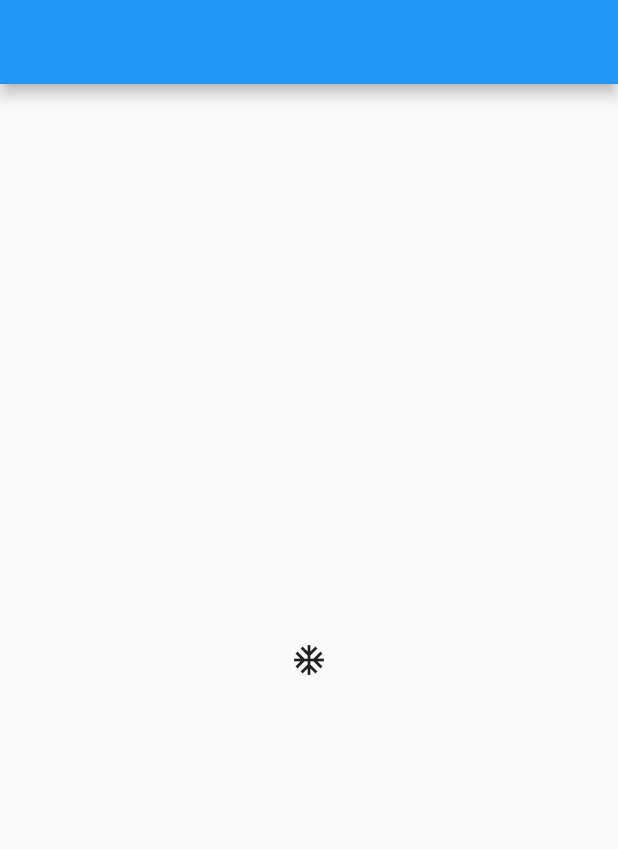
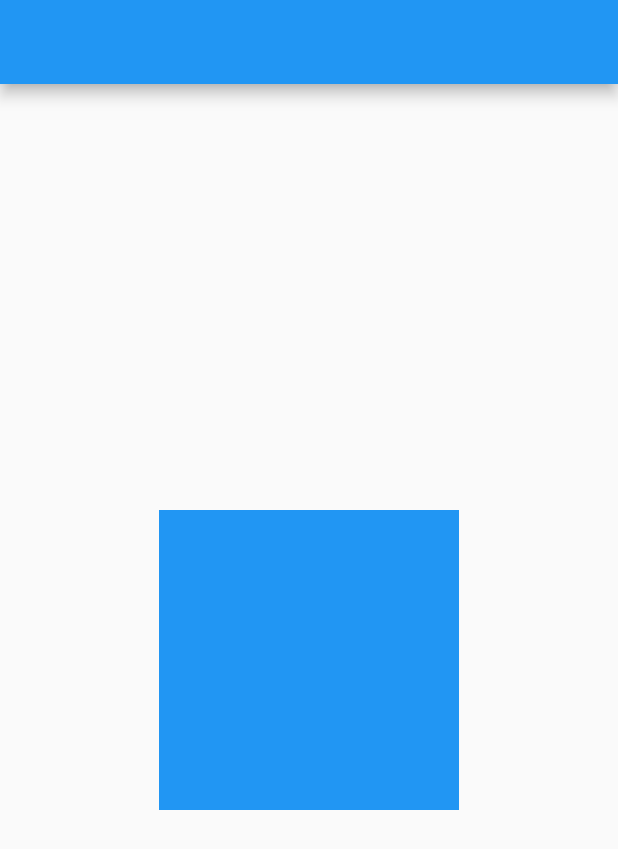
Before and after one commit to z2wenfa/FlutterPractises, a Flutter app: the screen it shows after launch, on a phone screen of 412 x 824 dp. Shown: the top 849 px of the screen. Run offline on Flutter 3.47's test engine with Material 2 defaults, Android fonts, the phone set to English and light mode, and no system bars.

Commit message:
Container待完成

```diff
--- a/lib/layout/CenterDemo.dart
+++ b/lib/layout/CenterDemo.dart
@@ -1,9 +1,7 @@
 import 'package:flutter/material.dart';
 
-/**
- *  显示一个控件,并使其居中显示,是Align组件的一种精简模式
- *  【child】:孩子控件 【Widegt】
- */
+//  显示一个控件,并使其居中显示,是Align组件的一种精简模式
+//  【child】:孩子控件 【Widegt】
 class CenterDemo extends StatelessWidget {
   @override
   Widget build(BuildContext context) {
--- /dev/null
+++ b/lib/layout/ContainerDemo.dart
@@ -0,0 +1,16 @@
+import 'package:flutter/material.dart';
+
+//用于容纳单个子组件的容器组件,集成若干个单组件的功能,如内外边距、形变、装饰、约束等...
+//
+class ContainerDemo extends StatelessWidget {
+  @override
+  Widget build(BuildContext context) {
+    return Center(
+      child: Container(
+        width: 200,
+        height: 200,
+        color: Colors.blue,
+      ),
+    );
+  }
+}
--- a/lib/main.dart
+++ b/lib/main.dart
@@ -1,5 +1,6 @@
 import 'package:flutter/material.dart';
-import 'package:flutter_practises/layout/CenterDemo.dart';
+
+import 'layout/ContainerDemo.dart';
 
 void main() {
   runApp(MyApp());
@@ -31,8 +32,7 @@ class _MyHomePageState extends State<MyHomePage> {
   Widget build(BuildContext context) {
     return Scaffold(
       appBar: AppBar(),
-      body: CenterDemo(
-      ),
+      body: ContainerDemo(),
     );
   }
 }
```
Also changed, not shown: pubspec.lock.
